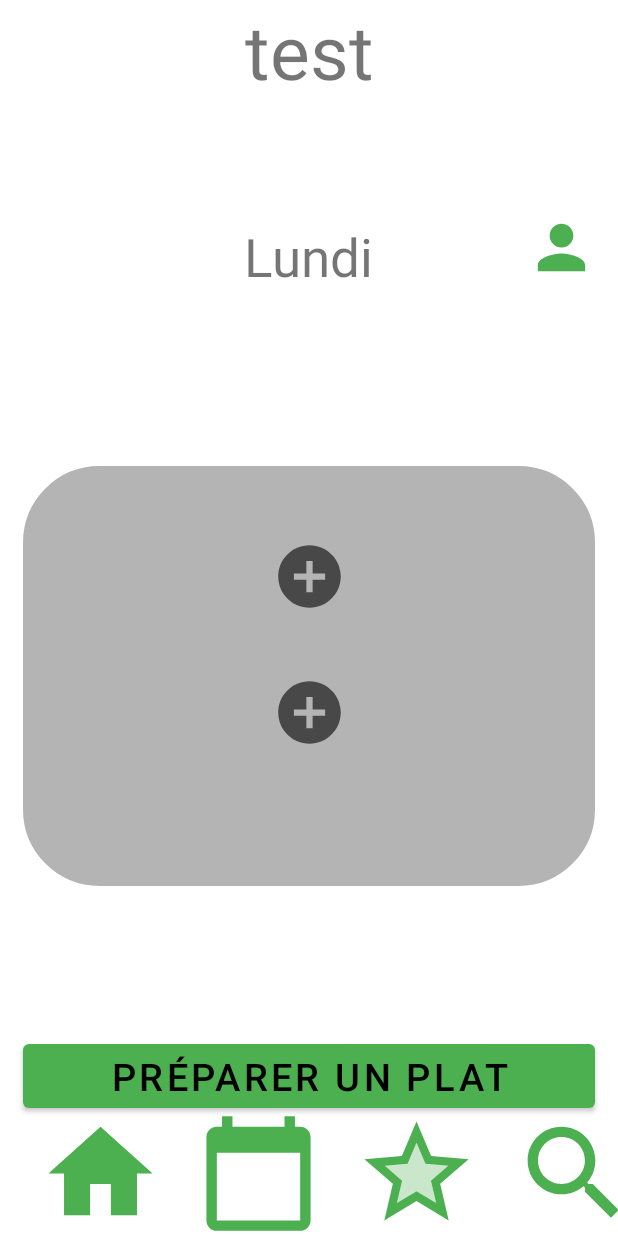
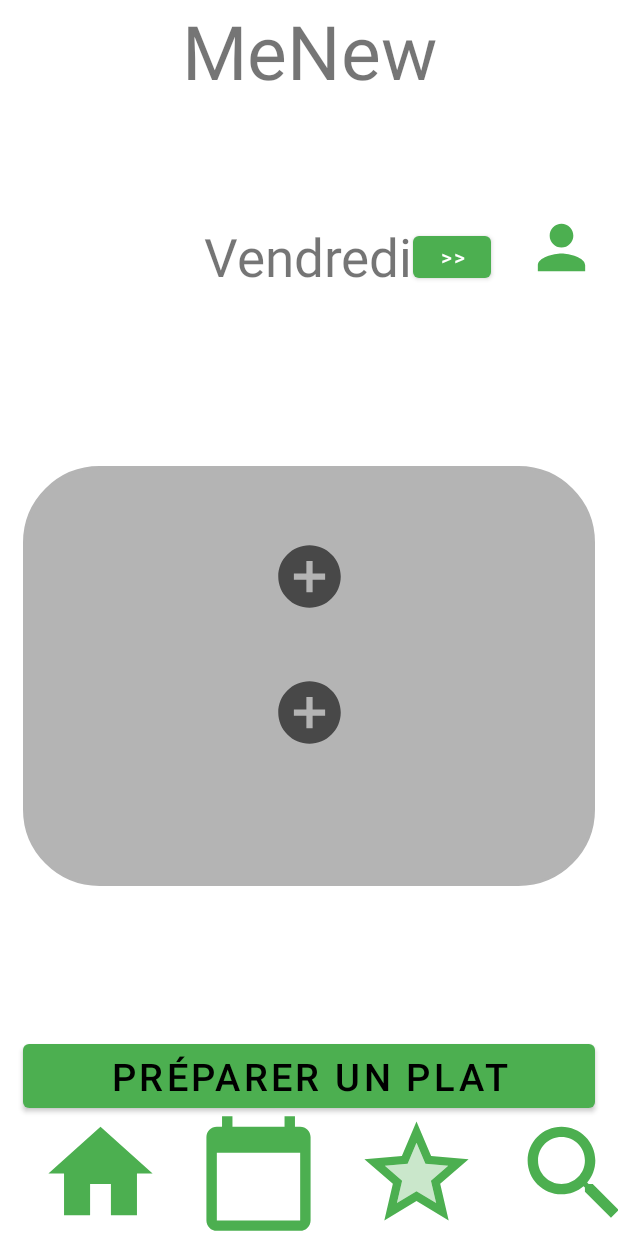
Before and after one commit to jordanbenavent/IHM_MeNew, an Android app: the screen it shows after launch (MainActivity), on a phone screen of 412 x 824 dp. Run offline under Robolectric (Android 15) with nearby library versions, the phone set to English and light mode, and no system bars.

Commit message:
Début du MVC main activity

```diff
--- a/MeNew/app/src/main/java/ihm/menew/MainActivity.java
+++ b/MeNew/app/src/main/java/ihm/menew/MainActivity.java
@@ -24,6 +24,7 @@ public class MainActivity extends AppCompatActivity implements MainFragment.OnBu
     protected void onCreate(Bundle savedInstanceState) {
         super.onCreate(savedInstanceState);
         setContentView(R.layout.activity_main);
+        ((MeNewApplication)getApplication()).onViewCreated(findViewById(R.id.activity_main));
         onButtonClicked(findViewById(R.id.PreparerPlat));
         onClickButtonPlus1();
         sendNotification();
--- a/MeNew/app/src/main/java/ihm/menew/MeNewApplication.java
+++ b/MeNew/app/src/main/java/ihm/menew/MeNewApplication.java
@@ -5,8 +5,13 @@ import android.app.NotificationChannel;
 import android.app.NotificationManager;
 import android.os.Build;
 import android.util.Log;
+import android.view.ViewGroup;
 
 import java.util.Objects;
+
+import ihm.menew.mvc.Controller_PreparerPlat;
+import ihm.menew.mvc.Model_PreparerPlat;
+import ihm.menew.mvc.View_PreparerPlat;
 
 public class MeNewApplication extends Application {
     public static final String CHANNEL_DEFAULT = "Channel_Defaut";
@@ -46,4 +51,15 @@ public class MeNewApplication extends Application {
             Objects.requireNonNull(notificationManager).createNotificationChannel(channel);
         }
     }
+
+    public <T extends ViewGroup> void onViewCreated(T layout){
+        //create VIEW with XML layout
+        View_PreparerPlat view = new View_PreparerPlat( getApplicationContext(), layout );
+        Model_PreparerPlat model = new Model_PreparerPlat(null);    //controller not still created so the controller reference will be sent later
+        model.addObserver(view);    //MODEL is observable from VIEW
+
+        Controller_PreparerPlat controller = new Controller_PreparerPlat( view, model );
+        model.setController(controller);    //sent for principe but in this exercice, MODEL doesn't need controller
+        view.setListener( controller );
+    }
 }
--- /dev/null
+++ b/MeNew/app/src/main/java/ihm/menew/mvc/Controller_PreparerPlat.java
@@ -0,0 +1,25 @@
+package ihm.menew.mvc;
+
+import android.util.Log;
+import android.view.View;
+import android.widget.TextView;
+import ihm.menew.R;
+import androidx.constraintlayout.widget.ConstraintLayout;
+
+public class Controller_PreparerPlat {
+    private String TAG = "Jordan" + getClass().getSimpleName();
+    private Model_PreparerPlat model;
+    private View_PreparerPlat view;
+
+    public Controller_PreparerPlat(View_PreparerPlat view, Model_PreparerPlat model) {
+        Log.d(TAG, "Controller is created" );
+        this.view = view;
+        this.model = model;
+        TextView activity_main = ((ConstraintLayout)view.getLayout()).findViewById(R.id.jour);
+        //manage.findViewById(R.id.addTeam1).setOnClickListener( click ->  addPersonInTeam( manage, Model_Kindergarten.Team.TEAM1));
+    }
+
+    public void clickOnNext() {
+        model.clickOnNext();
+    }
+}
--- /dev/null
+++ b/MeNew/app/src/main/java/ihm/menew/mvc/Model_PreparerPlat.java
@@ -0,0 +1,62 @@
+package ihm.menew.mvc;
+
+import android.util.Log;
+
+import java.util.Calendar;
+import java.util.Date;
+import java.util.Observable;
+import java.util.Observer;
+
+public class Model_PreparerPlat extends Observable {
+
+    private final String TAG = "frallo " + getClass().getSimpleName();
+    private Controller_PreparerPlat controller;
+    private Jour jour = Jour.getJour(Calendar.getInstance().getTime().getDay());
+    private Jour jourAffiche = jour;
+    private int indiceJour = jour.ordinal();
+
+    public void setController(Controller_PreparerPlat controller) {
+        this.controller = controller;
+    }
+
+    public void clickOnNext() {
+        Log.e("test", jourAffiche+"");
+        indiceJour++;
+        jourAffiche = Jour.getJour(indiceJour%7);
+        Log.e("ici", indiceJour+"");
+        Log.e("ici", indiceJour%7+"");
+        Log.e("test", jourAffiche+"");
+        Log.e("test", jourAffiche+"");
+        setChanged();
+        notifyObservers();
+    }
+
+    public enum Jour {
+        Dimanche,
+        Lundi,
+        Mardi,
+        Mercredi,
+        Jeudi,
+        Vendredi,
+        Samedi;
+
+        public static Jour getJour(int jour){
+            for( Jour j : values()){
+                if(j.ordinal() == jour){
+                    return j;
+                }
+            }
+            return null;
+        }
+    }
+
+    public Model_PreparerPlat(Controller_PreparerPlat controller){
+        super();
+        this.controller = controller;
+        Log.d(TAG, "Model is created");
+    }
+
+    public Jour getJourAffiche() {
+        return jourAffiche;
+    }
+}
--- /dev/null
+++ b/MeNew/app/src/main/java/ihm/menew/mvc/View_PreparerPlat.java
@@ -0,0 +1,49 @@
+package ihm.menew.mvc;
+
+import android.content.Context;
+import android.util.Log;
+import android.view.ViewGroup;
+import android.widget.TextView;
+
+import ihm.menew.R;
+
+import java.util.Calendar;
+import java.util.Observable;
+import java.util.Observer;
+
+public class View_PreparerPlat implements Observer {
+
+    private final String TAG = "frallo " + getClass().getSimpleName();
+    //private  ViewAdapter adapter;
+    private ViewGroup layout;
+    private boolean modelCreated = false;
+    Controller_PreparerPlat controller;
+
+    public <T extends ViewGroup> View_PreparerPlat(Context context, T layout) {
+        //adapter = new ViewAdapter(context, this); //carrefull, model is null !
+        this.layout = layout;
+        ((TextView)layout.findViewById(R.id.jour)).setText(Model_PreparerPlat.Jour.getJour(Calendar.getInstance().getTime().getDay()).toString());
+        Log.d(TAG, "View is created" );
+        onClickNext();
+    }
+
+    private void onClickNext() {
+        layout.findViewById(R.id.next).setOnClickListener( click -> {
+            controller.clickOnNext();
+        });
+    }
+
+    public ViewGroup getLayout() {
+        return layout;
+    }
+
+    @Override
+    public void update(Observable observable, Object o) {
+        Model_PreparerPlat model = (Model_PreparerPlat) observable;
+        ((TextView)layout.findViewById(R.id.jour)).setText(model.getJourAffiche().toString());
+    }
+
+    public void setListener(Controller_PreparerPlat controller) {
+        this.controller = controller;
+    }
+}
--- a/MeNew/app/src/main/res/layout/activity_main.xml
+++ b/MeNew/app/src/main/res/layout/activity_main.xml
@@ -14,7 +14,7 @@
         android:layout_height="wrap_content"
         android:layout_marginBottom="731dp"
         android:gravity="center"
-        android:text="test"
+        android:text="MeNew"
         android:textSize="50dp"
         app:layout_constraintBottom_toBottomOf="parent"
         app:layout_constraintLeft_toRightOf="parent"
@@ -37,6 +37,7 @@
         app:layout_constraintEnd_toEndOf="parent"
         app:layout_constraintStart_toStartOf="parent"
         app:layout_constraintTop_toBottomOf="@+id/Nom_MeNew" />
+
 
     <View
         android:id="@+id/myRectangleView"
@@ -119,4 +120,18 @@
         app:layout_constraintVertical_bias="0.377" />
 
 
+    <Button
+        android:id="@+id/next"
+        android:layout_width="52dp"
+        android:layout_height="40dp"
+        android:text=">>"
+        app:layout_constraintStart_toEndOf="@id/jour"
+        app:layout_constraintTop_toTopOf="@id/jour"
+        app:layout_constraintBottom_toBottomOf="@id/jour"
+        />
+
+
+
+
+
 </androidx.constraintlayout.widget.ConstraintLayout>
```
